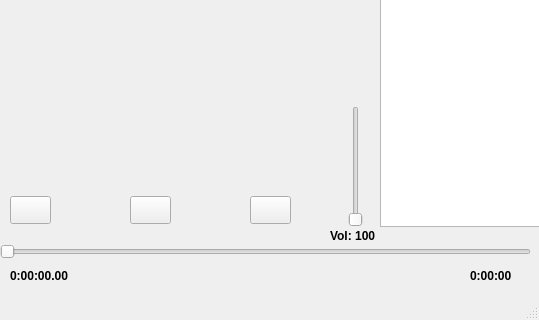
Before: the Qt Designer form player/window/player.ui in hor00s/Awesome-sound, drawn with Qt 5; both pictures show x 0 to 539 and y 293 to 613 of the 539 by 613 pixel window.
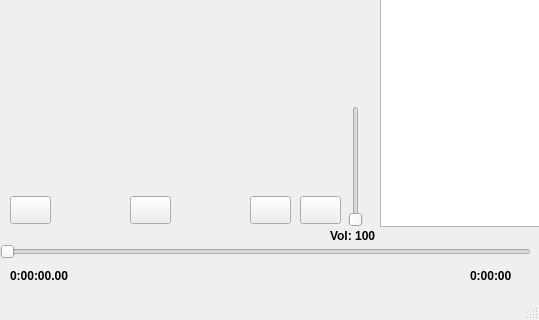
After: the same form once the commit is applied.

Commit message: Implemented mute

The edit to the form file:
```diff
--- a/player/window/player.ui
+++ b/player/window/player.ui
@@ -224,6 +224,22 @@
      <bool>true</bool>
     </property>
    </widget>
+   <widget class="QPushButton" name="mute_btn">
+    <property name="geometry">
+     <rect>
+      <x>300</x>
+      <y>470</y>
+      <width>41</width>
+      <height>28</height>
+     </rect>
+    </property>
+    <property name="cursor">
+     <cursorShape>PointingHandCursor</cursorShape>
+    </property>
+    <property name="text">
+     <string/>
+    </property>
+   </widget>
    <zorder>bg_lbl</zorder>
    <zorder>music_prog_bar</zorder>
    <zorder>volume_bar</zorder>
```
Left out of the diff: 3 changed lines with no effect on the pictures. The commit also changes 4 other files.
